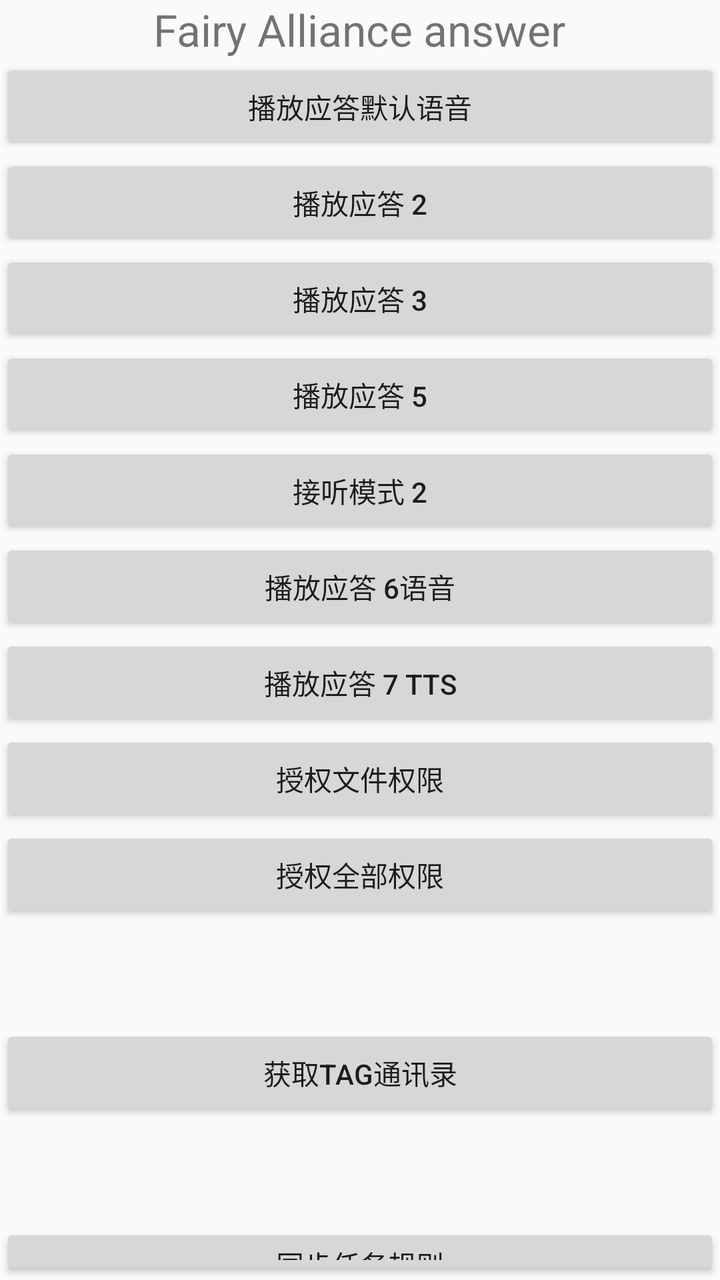
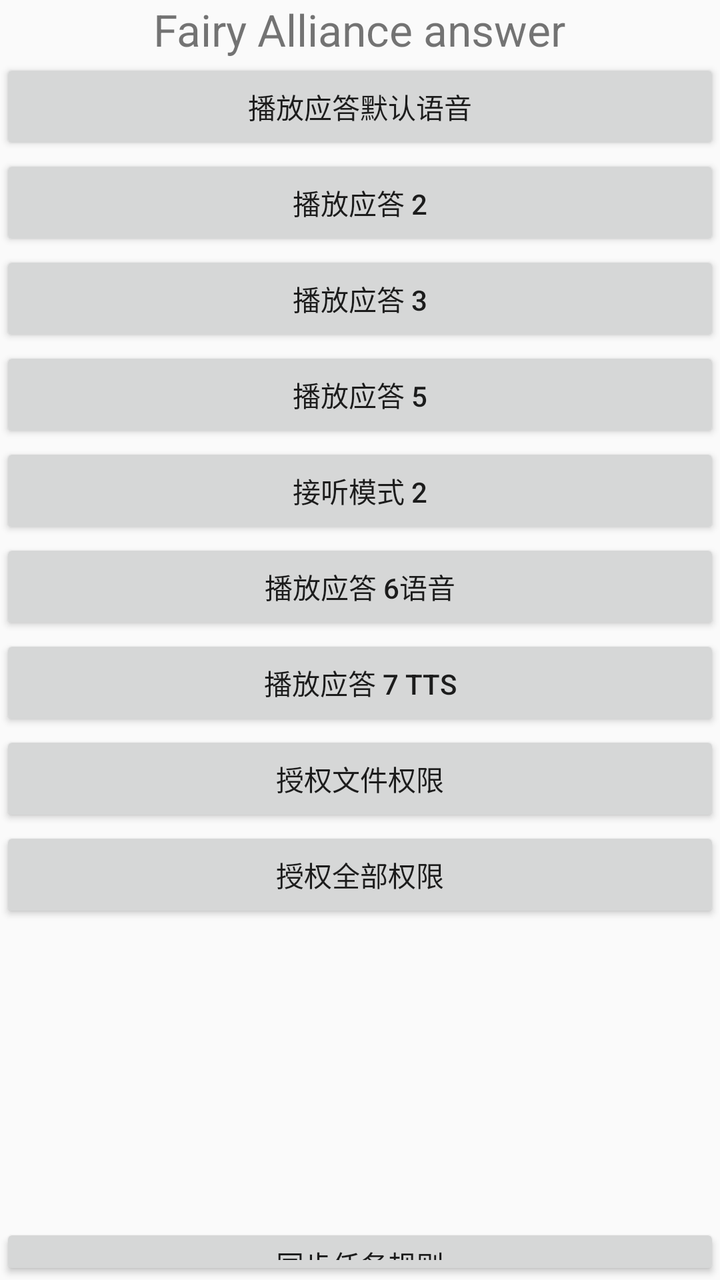

The first picture is an Android layout as it rendered before a commit; the second is the same layout after the commit. The layout source and the unified diff follow.
<!-- AndroidManifest.xml: activity theme Theme.Fairyalliancesmartphoneanswer -->
<!-- res/layout/activity_main.xml -->
<?xml version="1.0" encoding="utf-8"?>
<LinearLayout
    xmlns:android="http://schemas.android.com/apk/res/android"
    xmlns:tools="http://schemas.android.com/tools"
    android:id="@+id/main_layout"
    android:layout_width="match_parent"
    android:layout_height="match_parent"
    android:gravity="center"
    android:orientation="vertical"
    >

    <TextView
        android:layout_width="wrap_content"
        android:layout_height="wrap_content"
        android:text="Fairy Alliance answer"
        android:textSize="22sp"/>
        
          <Button
        android:layout_width="match_parent"
        android:layout_height="wrap_content"
        android:text="播放应答默认语音"
        android:onClick="playDefaultAudio"/>

    <Button
        android:layout_width="match_parent"
        android:layout_height="wrap_content"
        android:text="播放应答 2"
        android:onClick="playAudio2"/>

    <Button
        android:layout_width="match_parent"
        android:layout_height="wrap_content"
        android:text="播放应答 3"
        android:onClick="playAudio3"/>
        
        
         <Button
        android:layout_width="match_parent"
        android:layout_height="wrap_content"
        android:text="播放应答 5"
        android:onClick="playAudio5"/>
        
        
        <Button
        android:layout_width="match_parent"
        android:layout_height="wrap_content"
        android:text="接听模式 2"
        android:onClick="playAudio2byphone"/>
        
           <Button
        android:layout_width="match_parent"
        android:layout_height="wrap_content"
        android:text="播放应答 6语音"
        android:onClick="play4xml6res"/>
        
        
           <Button
        android:layout_width="match_parent"
        android:layout_height="wrap_content"
        android:text="播放应答 7 tts"
        android:onClick="play4xml7tts"/>

    <Button
        android:layout_width="match_parent"
        android:layout_height="wrap_content"
        android:text="授权文件权限"
        android:onClick="grantStoragePermission"/>

    <Button
        android:layout_width="match_parent"
        android:layout_height="wrap_content"
        android:text="授权全部权限"
        android:onClick="grantAllPermissions"/>
        
        
      
        
         
         
         <LinearLayout
        android:layout_width="match_parent"
        android:layout_height="wrap_content"
        android:orientation="horizontal"
        android:gravity="center">
        
            <Button
        android:layout_width="match_parent"
        android:layout_height="wrap_content"
        android:text="获取tag通讯录"
        android:onClick="getContactBytag"/>
        
         <Button
        android:layout_width="match_parent"
        android:layout_height="wrap_content"
        android:text="获取关键短信"
        android:onClick="getSmsRecoredAnalysis"/>
        
         <Button
        android:layout_width="match_parent"
        android:layout_height="wrap_content"
        android:text="获取all短信"
        android:onClick="getSmsRecoredAnalysisAll"/>
        
         </LinearLayout>
    
           <Button
        android:layout_width="match_parent"
        android:layout_height="wrap_content"
        android:text="同步任务规则"
        android:onClick="synctaskrules"/>
        
        
         <TextView
        android:layout_width="wrap_content"
        android:layout_height="wrap_content"
        android:text="Fairy Alliance 东方仙盟 5400款应用 混沌系统"
        android:textSize="22sp"/>

</LinearLayout>
<!-- resources referenced by this layout -->
<resources>
  <style name="Theme.Fairyalliancesmartphoneanswer" parent="Theme.AppCompat.Light.NoActionBar" />
</resources>

<!-- the commit's change to res/layout/activity_main.xml (unified diff, before → after) -->
@@ -84,21 +84,21 @@
         android:gravity="center">
         
             <Button
-        android:layout_width="match_parent"
+        android:layout_width="0dp"
         android:layout_height="wrap_content"
-        android:text="获取tag通讯录"
+        android:text="获tag通讯录"
         android:onClick="getContactBytag"/>
         
          <Button
-        android:layout_width="match_parent"
+        android:layout_width="0dp"
         android:layout_height="wrap_content"
-        android:text="获取关键短信"
+        android:text="获关键短信"
         android:onClick="getSmsRecoredAnalysis"/>
         
          <Button
-        android:layout_width="match_parent"
+        android:layout_width="0dp"
         android:layout_height="wrap_content"
-        android:text="获取all短信"
+        android:text="获all短信"
         android:onClick="getSmsRecoredAnalysisAll"/>
         
          </LinearLayout>
